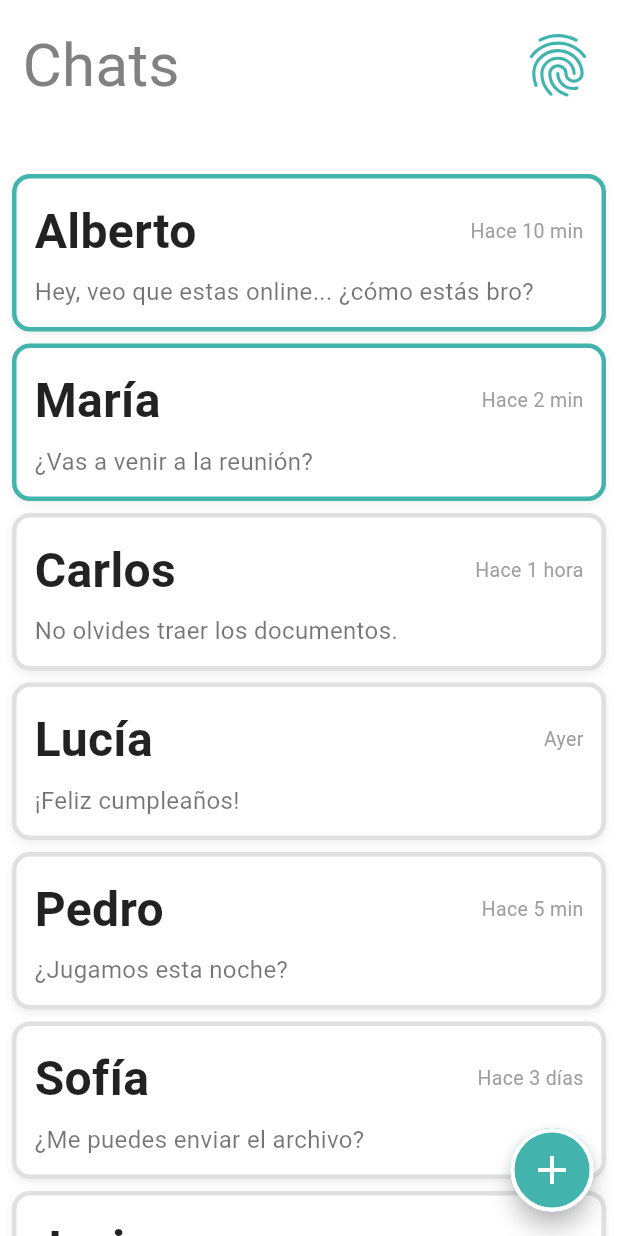
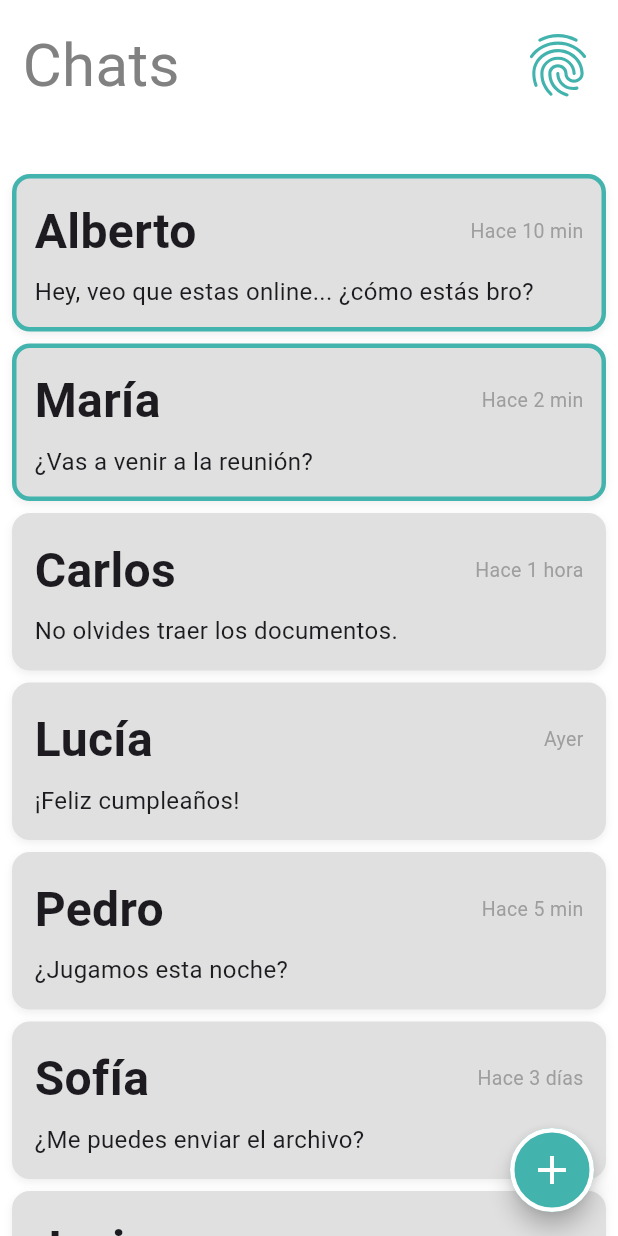
Before and after one commit to RonyPony/takki_front, a Flutter app: the ChatsScreen screen opened by its route, on a phone screen of 412 x 824 dp. Run offline on Flutter 3.47's test engine with Material 3 defaults, Android fonts, the light colour scheme and no system bars; our stand-ins replace flutter_svg, google_fonts; Roboto replaces fonts that are missing (Imprima).

Commit message:
more changes

```diff
--- a/takki/lib/theme/theme.dart
+++ b/takki/lib/theme/theme.dart
@@ -6,17 +6,17 @@ final ThemeData lightMode = ThemeData(
   brightness: Brightness.light,
   scaffoldBackgroundColor: Colors.white,
   textSelectionTheme: const TextSelectionThemeData(
-    cursorColor: primaryColor,
-    selectionHandleColor: primaryColor,
+    // cursorColor: primaryColor,
+    // selectionHandleColor: primaryColor,
   ),
   textTheme: GoogleFonts.imprimaTextTheme(),
   colorScheme: ColorScheme(
     brightness: Brightness.light,
-    primary: primaryColor,
+    primary: Colors.grey.shade300,
     onPrimary: Colors.white,
-    secondary: secondaryColor,
+    secondary: Colors.grey.shade200,
     onSecondary: Colors.black,
-    surface: Colors.grey.shade100,
+    surface: Colors.grey.shade400,
     onSurface: Colors.black,
     error: errorColor,
     onError: Colors.white,
@@ -28,23 +28,23 @@ final ThemeData darkMode = ThemeData(
   brightness: Brightness.dark,
   scaffoldBackgroundColor: const Color(0xFF121212),
   textSelectionTheme: const TextSelectionThemeData(
-    cursorColor: primaryColor,
-    selectionHandleColor: primaryColor,
+    // cursorColor: primaryColor,
+    // selectionHandleColor: primaryColor,
   ),
   textTheme: GoogleFonts.imprimaTextTheme(ThemeData.dark().textTheme),
   colorScheme: ColorScheme(
     brightness: Brightness.dark,
-    primary: primaryColor,
+    primary: Colors.grey.shade800,
     onPrimary: Colors.black,
-    secondary: secondaryColor,
+    secondary: Colors.grey.shade700,
     onSecondary: Colors.black,
-    surface: const Color(0xFF1E1E1E),
+    surface: Colors.grey.shade900,
     onSurface: Colors.white,
     error: errorColor,
     onError: Colors.black,
   ),
 );
 
-const primaryColor = Color(0xFF43B3AE);
-const secondaryColor = Colors.grey;
+// const primaryColor = Color(0xFF43B3AE);
+// const secondaryColor = Colors.grey;
 const errorColor = Color.fromARGB(255, 167, 31, 56);
--- a/takki/lib/widgets/chatElement.widget.dart
+++ b/takki/lib/widgets/chatElement.widget.dart
@@ -36,7 +36,7 @@ class ChatElementCard extends StatelessWidget {
         margin: const EdgeInsets.symmetric(horizontal: 8.0, vertical: 4.0),
         padding: const EdgeInsets.all(12.0),
         decoration: BoxDecoration(
-          color: Colors.white,
+          color: myTheme.colorScheme.primary,
           border: Border.all(
             color: isRead ? Colors.grey.shade300 : Color(0xFF43B3AE),
             width: 3,
@@ -61,7 +61,7 @@ class ChatElementCard extends StatelessWidget {
                     style: const TextStyle(
                       fontWeight: FontWeight.w600,
                       fontSize: 32,
-                      color: Colors.black87,
+                      // color: Colors.black87,
                     ),
                   ),
                 ),
@@ -74,7 +74,10 @@ class ChatElementCard extends StatelessWidget {
             const SizedBox(height: 6),
             Text(
               message,
-              style: const TextStyle(fontSize: 16, color: Colors.black54),
+              style: const TextStyle(
+                fontSize: 16,
+                // color: Colors.black54
+              ),
             ),
           ],
         ),
```
